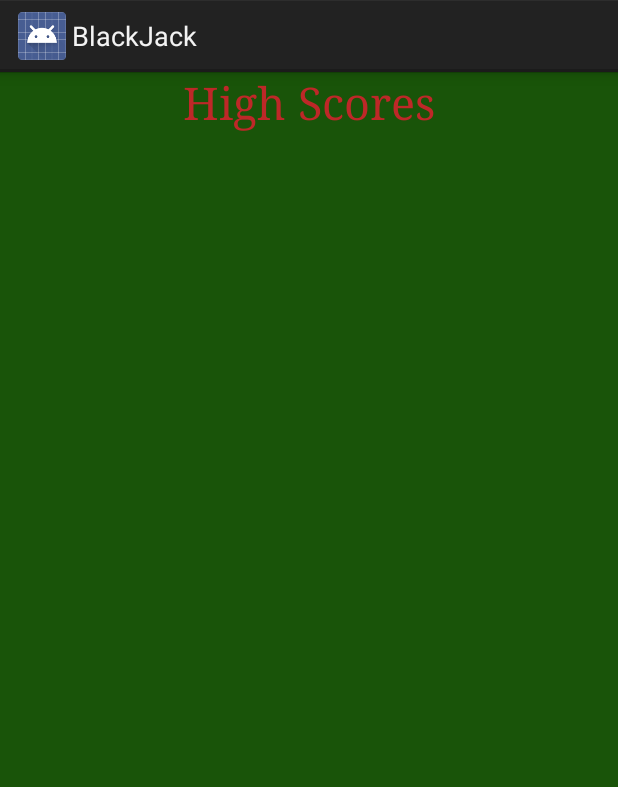
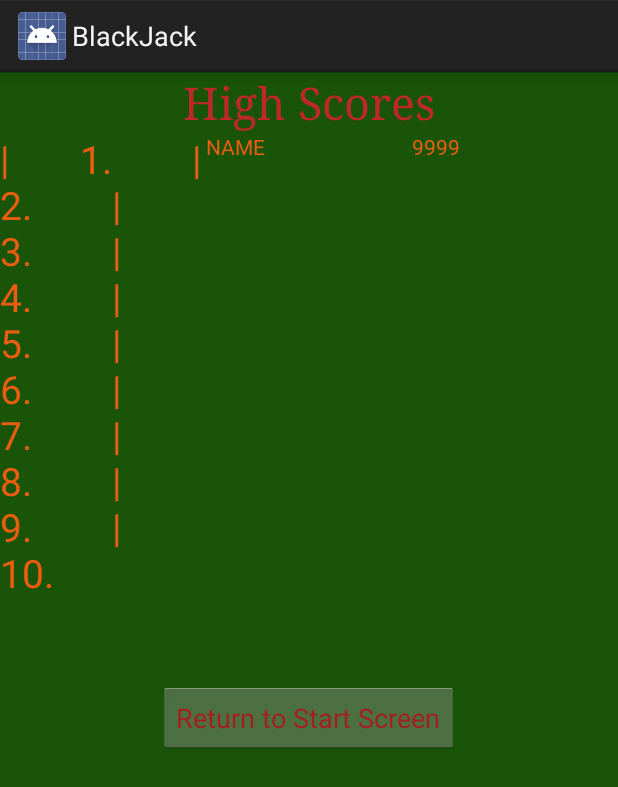
Before and after one commit to Coel625/BlackJack_Assignment1, an Android app: the HighscoreActivity screen opened directly, with no data from a screen before it, on a phone screen of 412 x 824 dp. Shown: the top 787 px of the screen. Run offline under Robolectric (Android 15) with nearby library versions, the phone set to English and light mode, and no system bars.

Commit message:
Made some buttons and set up the general design of the highscore activity; will later turn the last two columns into a single column that uses an array of values

```diff
--- a/app/src/main/java/edu/apsu/csci/blackjack_assignment1/GameActivity.java
+++ b/app/src/main/java/edu/apsu/csci/blackjack_assignment1/GameActivity.java
@@ -1,7 +1,10 @@
 package edu.apsu.csci.blackjack_assignment1;
 
 import android.app.Activity;
+import android.content.Intent;
 import android.os.Bundle;
+import android.view.View;
+import android.widget.Button;
 
 public class GameActivity extends Activity {
 
@@ -9,5 +12,16 @@ public class GameActivity extends Activity {
     protected void onCreate(Bundle savedInstanceState) {
         super.onCreate(savedInstanceState);
         setContentView(R.layout.activity_game);
+
+        Button b = (Button) findViewById(R.id.score_button);
+        b.setOnClickListener(new View.OnClickListener() {
+            @Override
+            public void onClick(View view) {
+                Intent intent = new Intent(
+                        getApplicationContext(),
+                        HighscoreActivity.class);
+                startActivity(intent);
+            }
+        });
     }
 }
--- a/app/src/main/java/edu/apsu/csci/blackjack_assignment1/HighscoreActivity.java
+++ b/app/src/main/java/edu/apsu/csci/blackjack_assignment1/HighscoreActivity.java
@@ -1,7 +1,10 @@
 package edu.apsu.csci.blackjack_assignment1;
 
 import android.app.Activity;
+import android.content.Intent;
 import android.os.Bundle;
+import android.view.View;
+import android.widget.Button;
 
 public class HighscoreActivity extends Activity {
 
@@ -9,5 +12,16 @@ public class HighscoreActivity extends Activity {
     protected void onCreate(Bundle savedInstanceState) {
         super.onCreate(savedInstanceState);
         setContentView(R.layout.activity_highscore);
+
+        Button b = (Button) findViewById(R.id.return_button);
+        b.setOnClickListener(new View.OnClickListener() {
+            @Override
+            public void onClick(View view) {
+                Intent intent = new Intent(
+                        getApplicationContext(),
+                        StartActivity.class);
+                startActivity(intent);
+            }
+        });
     }
 }
--- a/app/src/main/res/layout/activity_game.xml
+++ b/app/src/main/res/layout/activity_game.xml
@@ -14,5 +14,13 @@
         android:text="@string/pick"
         android:gravity="center"
         android:textAlignment="center"
+        android:paddingBottom="400dp"
         android:textSize="30sp" />
+
+    <Button
+        android:id="@+id/score_button"
+        android:layout_width="match_parent"
+        android:layout_height="wrap_content"
+        android:textColor="#a42020"
+        android:text="View Highscores" />
 </LinearLayout>
--- a/app/src/main/res/layout/activity_highscore.xml
+++ b/app/src/main/res/layout/activity_highscore.xml
@@ -15,4 +15,65 @@
         android:gravity="center"
         android:textAlignment="center"
         android:textSize="30sp" />
+
+    <LinearLayout
+        android:layout_width="match_parent"
+        android:layout_height="wrap_content"
+        android:baselineAligned="false"
+        android:paddingBottom="55dp"
+        android:orientation="horizontal">
+
+        <LinearLayout
+            android:layout_width="match_parent"
+            android:layout_height="wrap_content"
+            android:layout_weight="1"
+            android:orientation="vertical">
+
+            <TextView
+                android:id="@+id/textView"
+                android:layout_width="wrap_content"
+                android:layout_height="match_parent"
+                android:text="|       1.        |       2.        |       3.        |       4.        |       5.        |       6.        |       7.        |       8.        |       9.        |     10."
+                android:textColor="#ec5d10"
+                android:textSize="26sp" />
+        </LinearLayout>
+
+        <LinearLayout
+            android:layout_width="match_parent"
+            android:layout_height="wrap_content"
+            android:layout_weight="1"
+            android:orientation="vertical">
+
+            <TextView
+                android:id="@+id/textView3"
+                android:layout_width="match_parent"
+                android:layout_height="wrap_content"
+                android:text="NAME"
+                android:textColor="#ec5d10" />
+        </LinearLayout>
+
+        <LinearLayout
+            android:layout_width="match_parent"
+            android:layout_height="wrap_content"
+            android:layout_weight="1"
+            android:orientation="vertical">
+
+            <TextView
+                android:id="@+id/textView4"
+                android:layout_width="match_parent"
+                android:layout_height="wrap_content"
+                android:text="9999"
+                android:textColor="#ec5d10" />
+        </LinearLayout>
+
+    </LinearLayout>
+
+    <Button
+        android:id="@+id/return_button"
+        android:layout_width="wrap_content"
+        android:layout_height="wrap_content"
+        android:layout_gravity="center"
+        android:text="Return to Start Screen"
+        android:textColor="#a42020" />
+
 </LinearLayout>
```
